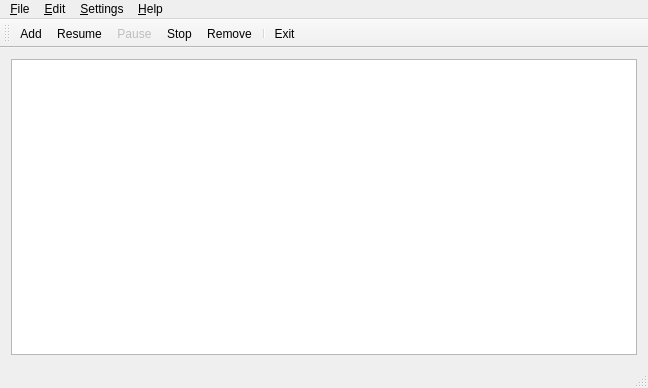
Qt form mainwindow.ui (Alir3z4/yoDownet) before a commit.
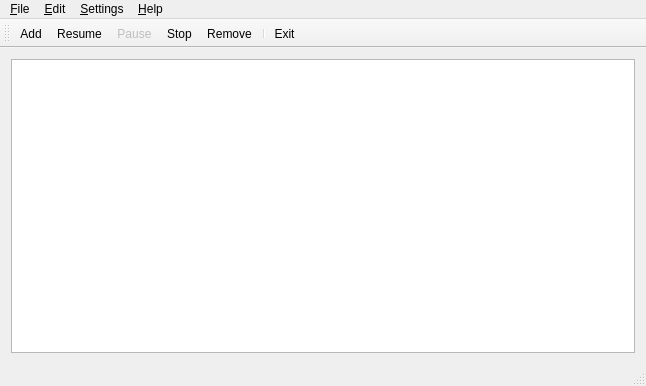
The same form after that commit. Icons and pictures are not drawn.

```diff
--- a/mainwindow.ui
+++ b/mainwindow.ui
@@ -7,8 +7,8 @@
    <rect>
     <x>0</x>
     <y>0</y>
-    <width>648</width>
-    <height>388</height>
+    <width>646</width>
+    <height>386</height>
    </rect>
   </property>
   <property name="windowTitle">
@@ -70,6 +70,12 @@
       <attribute name="verticalHeaderVisible">
        <bool>false</bool>
       </attribute>
+      <attribute name="verticalHeaderCascadingSectionResizes">
+       <bool>true</bool>
+      </attribute>
+      <attribute name="verticalHeaderDefaultSectionSize">
+       <number>20</number>
+      </attribute>
      </widget>
     </item>
    </layout>
@@ -79,8 +85,8 @@
     <rect>
      <x>0</x>
      <y>0</y>
-     <width>648</width>
-     <height>21</height>
+     <width>646</width>
+     <height>20</height>
     </rect>
    </property>
    <widget class="QMenu" name="fileMenu">
```
Left out of the diff: 4 changed lines with no effect on the pictures.
